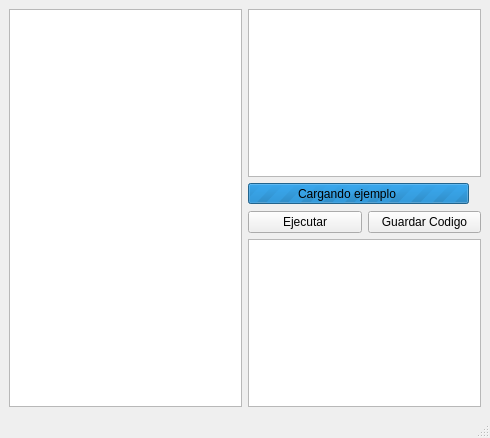
First picture: the form in experimental/cargador_de_ejemplos/ui.ui, repository hugoruscitti/pilas, before the edit.
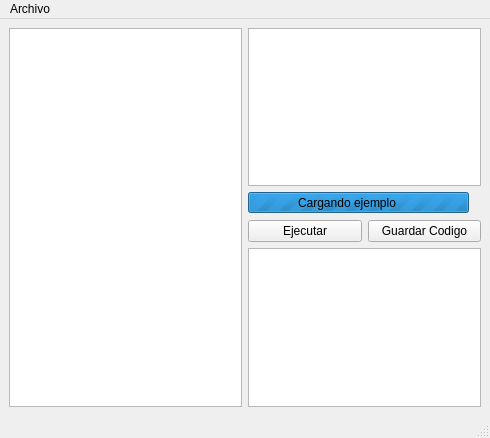
Second picture: the form after the edit.

Commit message: creando barra para la parte superior del cargador de ejemplos.

What changed in the file:
```diff
--- a/experimental/cargador_de_ejemplos/ui.ui
+++ b/experimental/cargador_de_ejemplos/ui.ui
@@ -115,9 +115,16 @@
      <x>0</x>
      <y>0</y>
      <width>490</width>
-     <height>26</height>
+     <height>32</height>
     </rect>
    </property>
+   <widget class="QMenu" name="menuArchivo">
+    <property name="title">
+     <string>Archivo</string>
+    </property>
+    <addaction name="actionSalir"/>
+   </widget>
+   <addaction name="menuArchivo"/>
   </widget>
   <widget class="QStatusBar" name="statusbar"/>
  </widget>
```
Left out of the diff: 5 changed lines with no effect on the pictures. The commit also changes 2 other files.
